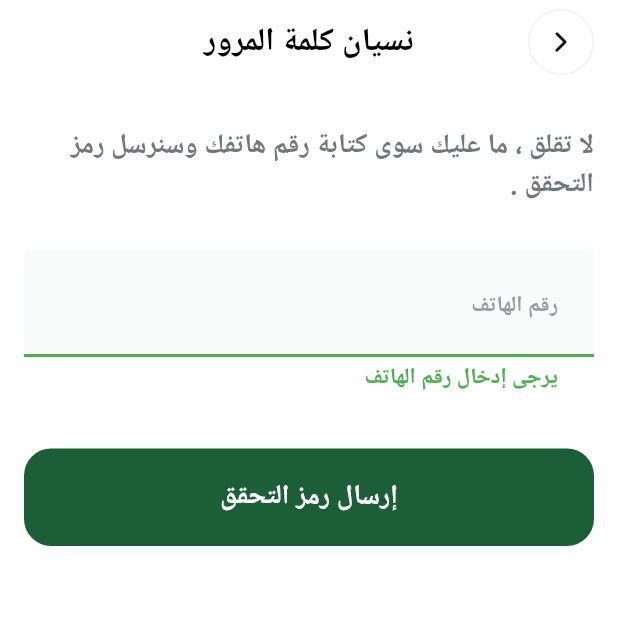
After one commit to ayhem8hamdi/Fruit_Hub, a Flutter app: the PasswordForgotScreen screen opened by its route, after a tap on "إرسال رمز التحقق", on a phone screen of 412 x 824 dp, the top half of it. The commit adds this screen. Run offline on Flutter 3.47's test engine with Material 3 defaults, Android fonts, the light colour scheme and no system bars; our stand-ins replace another_flushbar, device_preview, flutter_bloc, flutter_svg, gap, get and 3 more; accounts and stored records are empty; Roboto replaces fonts that are missing (Cairo).

Commit message:
Create Forgot Password Screen

```diff
--- a/lib/core/Utils/app_router.dart
+++ b/lib/core/Utils/app_router.dart
@@ -1,6 +1,7 @@
 import 'package:advanced_ecommerce/features/OnBoarding/presentation/views/on_boarding_view.dart';
 import 'package:advanced_ecommerce/features/Splash/presentation/views/splash_view.dart';
 import 'package:advanced_ecommerce/features/auth/presentation/views/login_screen.dart';
+import 'package:advanced_ecommerce/features/auth/presentation/views/password_forgot_screen.dart';
 import 'package:advanced_ecommerce/features/auth/presentation/views/sign_up_screen.dart';
 import 'package:advanced_ecommerce/features/home/presentation/view/home_screen.dart';
 import 'package:get/get.dart';
@@ -11,6 +12,7 @@ abstract class AppRouter {
   static String homeScreen = "/homeScreen";
   static String loginScreen = "/loginScreen";
   static String signUpScreen = "/loginScreen/signUpScreen";
+  static String passwordForgot = "/loginScreen/passwordForgot";
   static List<GetPage<dynamic>>? getViews() {
     return [
       GetPage(
@@ -33,6 +35,10 @@ abstract class AppRouter {
         name: signUpScreen,
         page: () => const SignUpScreen(),
       ),
+      GetPage(
+        name: passwordForgot,
+        page: () => const PasswordForgotScreen(),
+      ),
     ];
   }
 }
--- a/lib/core/Utils/methods_helper.dart
+++ b/lib/core/Utils/methods_helper.dart
@@ -84,4 +84,14 @@ abstract class MethodsHelper {
     }
     onSuccess();
   }
+
+  static String? validatePhoneNumber(String? value) {
+    if (value == null || value.trim().isEmpty) {
+      return 'يرجى إدخال رقم الهاتف';
+    }
+    if (value.trim().length != 8) {
+      return 'يجب أن يحتوي رقم الهاتف على 8 أرقام';
+    }
+    return null;
+  }
 }
--- a/lib/features/OnBoarding/presentation/view_model/onBoardingCubit/on_boarding_cubit.dart
+++ b/lib/features/OnBoarding/presentation/view_model/onBoardingCubit/on_boarding_cubit.dart
@@ -40,7 +40,7 @@ class OnboardingCubit extends Cubit<OnboardingState> {
 
   void navigate() {
     SharedPrefsSingelton.setBool('isOnBoardingSeen', true);
-    Get.toNamed(AppRouter.loginScreen);
+    Get.offNamed(AppRouter.loginScreen);
   }
 
   @override
--- /dev/null
+++ b/lib/features/auth/presentation/views/password_forgot_screen.dart
@@ -0,0 +1,13 @@
+import 'package:advanced_ecommerce/features/auth/presentation/views/widgets/password_forgot_screen_body.dart';
+import 'package:flutter/material.dart';
+
+class PasswordForgotScreen extends StatelessWidget {
+  const PasswordForgotScreen({super.key});
+
+  @override
+  Widget build(BuildContext context) {
+    return const Scaffold(
+      body: SafeArea(child: PasswordForgotScreenBody()),
+    );
+  }
+}
--- /dev/null
+++ b/lib/features/auth/presentation/views/widgets/number_custom_text_field.dart
@@ -0,0 +1,49 @@
+import 'package:advanced_ecommerce/core/Utils/app_styles.dart';
+import 'package:advanced_ecommerce/core/Utils/methods_helper.dart';
+import 'package:flutter/material.dart';
+import 'package:flutter/services.dart';
+
+class CustomBorderTextField extends StatelessWidget {
+  const CustomBorderTextField({
+    super.key,
+    required this.hintText,
+    required this.controller,
+    this.validator,
+    this.keyboardType,
+    this.inputFormatters,
+  });
+
+  final String hintText;
+  final TextEditingController controller;
+  final String? Function(String?)? validator;
+  final TextInputType? keyboardType;
+  final List<TextInputFormatter>? inputFormatters;
+
+  @override
+  Widget build(BuildContext context) {
+    return TextFormField(
+      controller: controller,
+      validator: validator,
+      keyboardType: keyboardType,
+      inputFormatters: inputFormatters,
+      style: AppStyles.styleSemiBold16(context)
+          .copyWith(color: const Color(0xFF0C0D0D)),
+      decoration: InputDecoration(
+        isDense: true,
+        hintText: hintText,
+        hintStyle: AppStyles.styleBold13(context),
+        contentPadding: const EdgeInsets.symmetric(
+          vertical: 22,
+          horizontal: 20,
+        ),
+        filled: true,
+        fillColor: const Color(0xFFF9FAFA),
+        enabledBorder: MethodsHelper.enabledFocusedBorder(),
+        focusedBorder: MethodsHelper.enabledFocusedBorder(),
+        errorBorder: MethodsHelper.errorBorder(),
+        focusedErrorBorder: MethodsHelper.focusedErrorBorder(),
+        errorStyle: MethodsHelper.errorTextStyle(context),
+      ),
+    );
+  }
+}
--- /dev/null
+++ b/lib/features/auth/presentation/views/widgets/password_forgot_form.dart
@@ -0,0 +1,57 @@
+import 'package:advanced_ecommerce/core/Utils/methods_helper.dart';
+import 'package:advanced_ecommerce/features/auth/presentation/views/widgets/custom_text_field.dart';
+import 'package:flutter/material.dart';
+import 'package:gap/gap.dart';
+
+import 'package:advanced_ecommerce/features/OnBoarding/presentation/views/widgets/on_boarding_button.dart';
+
+class ForgotPasswordForm extends StatefulWidget {
+  const ForgotPasswordForm({super.key});
+
+  @override
+  State<ForgotPasswordForm> createState() => _ForgotPasswordFormState();
+}
+
+class _ForgotPasswordFormState extends State<ForgotPasswordForm> {
+  final _formKey = GlobalKey<FormState>();
+  final _phoneController = TextEditingController();
+
+  @override
+  void dispose() {
+    _phoneController.dispose();
+    super.dispose();
+  }
+
+  void _onSendCodePressed() {
+    final isValid = _formKey.currentState?.validate() ?? false;
+    if (!isValid) return;
+
+    final phoneNumber = _phoneController.text.trim();
+    print(phoneNumber);
+    // Proceed with the forgot password flow using phoneNumber
+    // call cubit function
+  }
+
+  @override
+  Widget build(BuildContext context) {
+    return Form(
+      key: _formKey,
+      child: Column(
+        crossAxisAlignment: CrossAxisAlignment.stretch,
+        children: [
+          CustomBorderTextField(
+            hintText: 'رقم الهاتف',
+            controller: _phoneController,
+            validator: MethodsHelper.validatePhoneNumber,
+          ),
+          const Gap(37),
+          OnBoardingButton(
+            isActive: true,
+            text: 'إرسال رمز التحقق',
+            onTap: _onSendCodePressed,
+          ),
+        ],
+      ),
+    );
+  }
+}
--- a/lib/features/auth/presentation/views/widgets/password_forgot_link.dart
+++ b/lib/features/auth/presentation/views/widgets/password_forgot_link.dart
@@ -1,5 +1,7 @@
+import 'package:advanced_ecommerce/core/Utils/app_router.dart';
 import 'package:advanced_ecommerce/core/Utils/app_styles.dart';
 import 'package:flutter/material.dart';
+import 'package:get/get.dart';
 
 class PasswordForgotNavLink extends StatelessWidget {
   const PasswordForgotNavLink({super.key});
@@ -7,7 +9,7 @@ class PasswordForgotNavLink extends StatelessWidget {
   @override
   Widget build(BuildContext context) {
     return GestureDetector(
-      onTap: null,
+      onTap: () => Get.toNamed(AppRouter.passwordForgot),
       child: Padding(
         padding: const EdgeInsets.only(left: 5),
         child: Text(
--- /dev/null
+++ b/lib/features/auth/presentation/views/widgets/password_forgot_screen_body.dart
@@ -0,0 +1,44 @@
+import 'package:advanced_ecommerce/core/Utils/app_styles.dart';
+import 'package:advanced_ecommerce/features/auth/presentation/views/widgets/custom_auth_appbar.dart';
+import 'package:advanced_ecommerce/features/auth/presentation/views/widgets/password_forgot_form.dart';
+import 'package:flutter/material.dart';
+
+import 'package:gap/gap.dart';
+
+class PasswordForgotScreenBody extends StatelessWidget {
+  const PasswordForgotScreenBody({super.key});
+
+  @override
+  Widget build(BuildContext context) {
+    return const Padding(
+      padding: EdgeInsets.symmetric(horizontal: 16),
+      child: SingleChildScrollView(
+        child: Column(
+          crossAxisAlignment: CrossAxisAlignment.stretch,
+          children: [
+            CustomAuthAppbar(
+              title: 'نسيان كلمة المرور',
+            ),
+            Gap(28),
+            ForgotPasswordText(),
+            Gap(31),
+            ForgotPasswordForm()
+          ],
+        ),
+      ),
+    );
+  }
+}
+
+class ForgotPasswordText extends StatelessWidget {
+  const ForgotPasswordText({super.key});
+
+  @override
+  Widget build(BuildContext context) {
+    return Text(
+      'لا تقلق ، ما عليك سوى كتابة رقم هاتفك وسنرسل رمز التحقق .',
+      style: AppStyles.styleSemiBold16(context).copyWith(
+          color: const Color(0XFF616A6B).withOpacity(0.9), height: 1.4),
+    );
+  }
+}
--- a/lib/main.dart
+++ b/lib/main.dart
@@ -22,9 +22,12 @@ class FruitHub extends StatelessWidget {
   @override
   Widget build(BuildContext context) {
     return GetMaterialApp(
+      debugShowCheckedModeBanner: false,
       locale: const Locale('ar'),
-      debugShowCheckedModeBanner: false,
       getPages: AppRouter.getViews(),
+      theme: ThemeData(
+        scaffoldBackgroundColor: Colors.white,
+      ),
     );
   }
 }
```
Also changed, not shown: lib/features/auth/presentation/views/widgets/custom_arrow_back.dart (+6 -3 lines).
